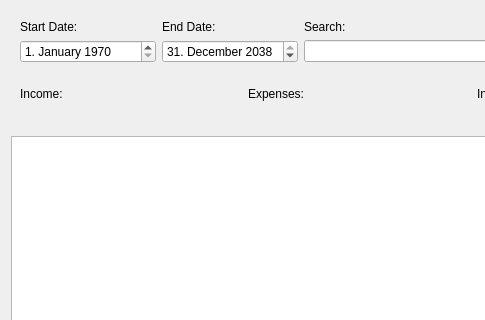
First picture: the form in src/ui-tabs/TransferTab.ui, repository Marvin182/Moneyphant, before the edit; both pictures show x 0 to 485 and y 0 to 320 of the 947 by 662 pixel window.
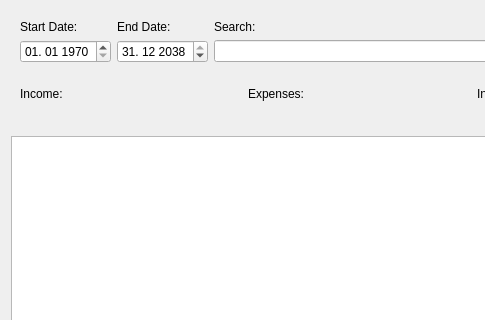
Second picture: the form after the edit. Custom widgets are drawn as their Qt base class.

The edit to the form file:
```diff
--- a/src/ui-tabs/TransferTab.ui
+++ b/src/ui-tabs/TransferTab.ui
@@ -32,7 +32,7 @@
        <widget class="QDateEdit" name="filterEndDate">
         <property name="dateTime">
          <datetime>
-          <hour>5</hour>
+          <hour>0</hour>
           <minute>0</minute>
           <second>0</second>
           <year>2038</year>
@@ -41,7 +41,7 @@
          </datetime>
         </property>
         <property name="displayFormat">
-         <string>d. MMMM yyyy</string>
+         <string>dd. MM yyyy</string>
         </property>
         <property name="timeSpec">
          <enum>Qt::UTC</enum>
@@ -78,7 +78,7 @@
         </property>
         <property name="dateTime">
          <datetime>
-          <hour>5</hour>
+          <hour>0</hour>
           <minute>0</minute>
           <second>0</second>
           <year>1970</year>
@@ -87,7 +87,7 @@
          </datetime>
         </property>
         <property name="displayFormat">
-         <string>d. MMMM yyyy</string>
+         <string>dd. MM yyyy</string>
         </property>
         <property name="timeSpec">
          <enum>Qt::UTC</enum>
```
